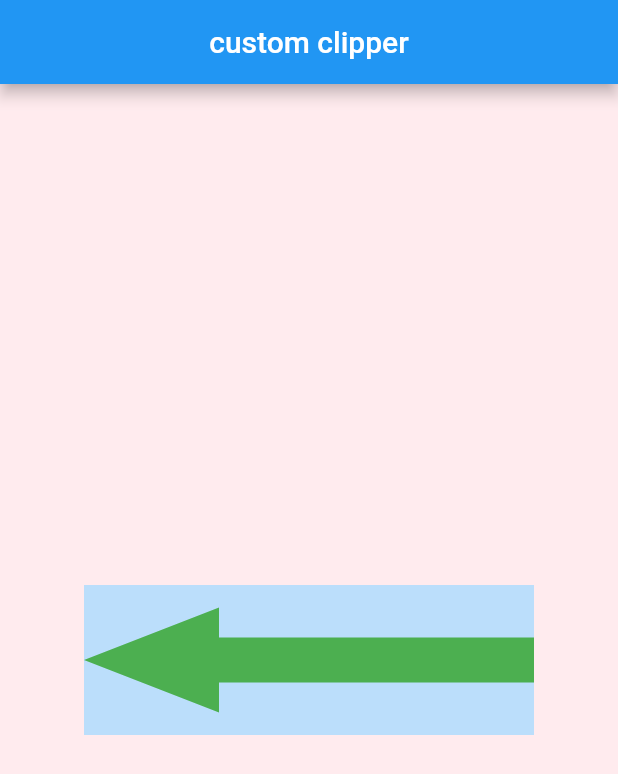
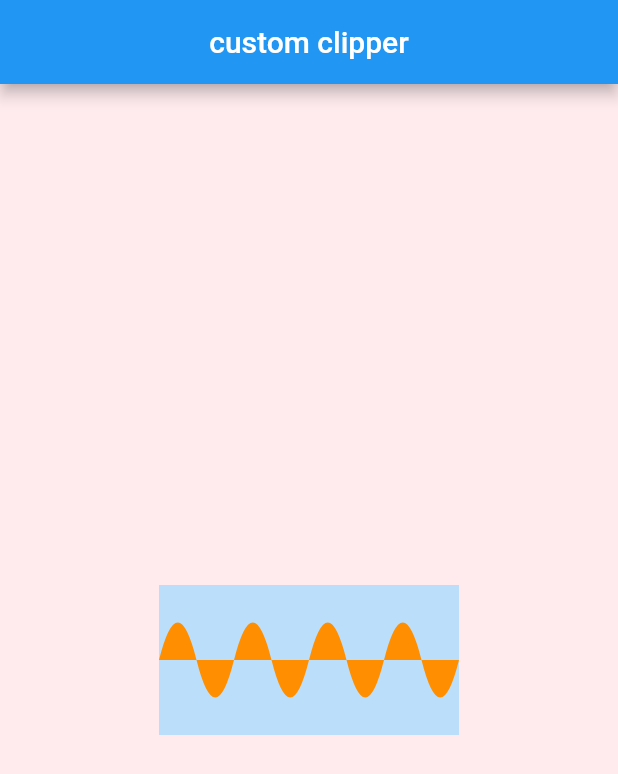
Before and after one commit to AbdelrahmanElghoul/cusom_clippers, a Flutter app: the screen it shows after launch, on a phone screen of 412 x 824 dp. Shown: the top 774 px of the screen. Run offline on Flutter 3.47's test engine with Material 2 defaults, Android fonts, the phone set to English and light mode, and no system bars.

Commit message:
frequency_clipper

```diff
--- a/lib/custom_clippers/arc_clipper.dart
+++ b/lib/custom_clippers/arc_clipper.dart
@@ -7,7 +7,7 @@ import 'package:flutter/material.dart';
 
 class ArcClipper extends CustomClipper<Path> {
   double get heightRatio => startRatio + .5;
-  final double startRatio = .0;
+  double startRatio = .0;
   final double hPadding;
   ArcClipper({this.hPadding=20});
   @override
--- /dev/null
+++ b/lib/custom_clippers/frequency_clipper.dart
@@ -0,0 +1,37 @@
+import 'package:flutter/material.dart';
+
+/// frequency means full cycle (1 up and 1 down)
+class FrequencyClipper extends CustomClipper<Path> {
+  final int count;
+  final double heightRatio;
+  FrequencyClipper({this.count = 4, this.heightRatio = .5});
+  @override
+  Path getClip(Size size) {
+    Path path = Path();
+    final double mainDx = size.height * heightRatio;
+    path.moveTo(0, mainDx);
+    for (int i = 1; i <= count; i++) {
+      double startDx = (size.width / count) * (i - 1);
+      double endDx = (size.width / count) * i;
+
+      path.quadraticBezierTo(
+        startDx + ((endDx - startDx) * .25),
+        0,
+        startDx + ((endDx - startDx) * .5),
+        mainDx,
+      );
+      path.quadraticBezierTo(
+        startDx + ((endDx - startDx) * .75),
+        size.height,
+        endDx,
+        mainDx,
+      );
+    }
+
+    path.close();
+    return path;
+  }
+
+  @override
+  bool shouldReclip(old) => true;
+}
--- a/lib/custom_clippers/zegzag_clipper.dart
+++ /dev/null
@@ -1 +0,0 @@
-//TODO => Target
--- a/lib/home_screen.dart
+++ b/lib/home_screen.dart
@@ -1,7 +1,7 @@
+import 'package:custom_clipper/custom_clippers/arc_clipper.dart';
 import 'package:flutter/material.dart';
-import 'custom_clippers/arc_clipper.dart';
 import 'custom_clippers/arrow_clipper.dart';
-import 'custom_clippers/zegzag_clipper.dart';
+import 'custom_clippers/frequency_clipper.dart';
 
 class HomeScreen extends StatelessWidget {
   const HomeScreen({Key? key}) : super(key: key);
@@ -18,13 +18,12 @@ class HomeScreen extends StatelessWidget {
         child: Container(
           color: Colors.blue.shade100,
           child: ClipPath(
-            clipper: ArrowClipper(
-
-            ),
+            clipper: FrequencyClipper(),
             child: Container(
               height: 100,
-              width: 300,
-              color: Colors.green,
+              width: 200,
+              color: Colors.amber.shade800,
+              child: Text("test"),
             ),
           ),
         ),
```
